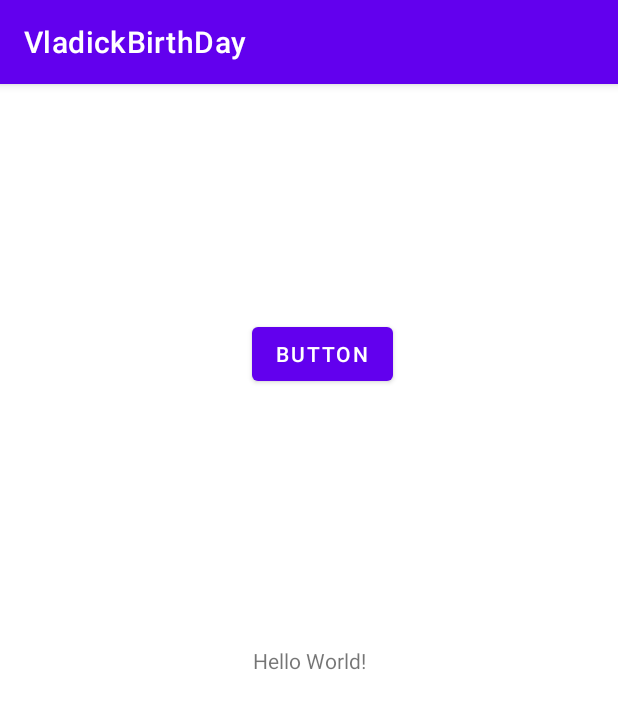
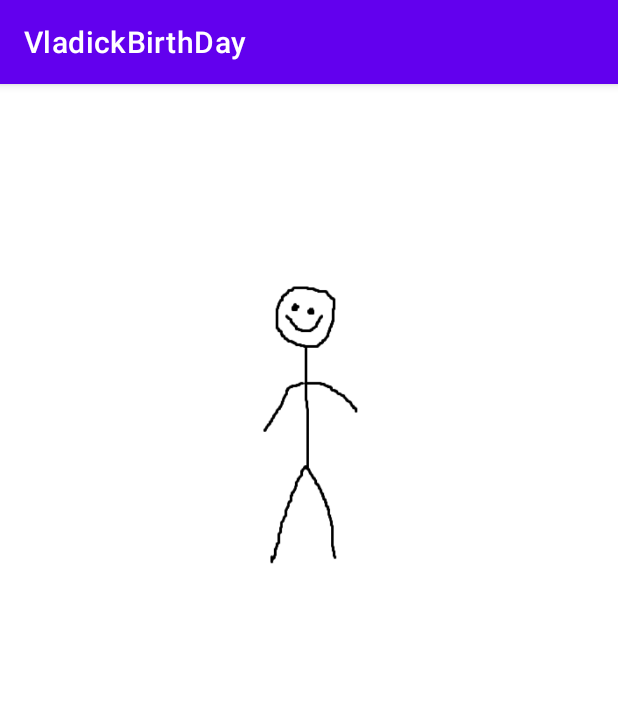
Before and after one commit to GUZLIKE/VladickBirthDay, an Android app: the screen it shows after launch (MainActivity), on a phone screen of 412 x 824 dp. Shown: the top 709 px of the screen. Run offline under Robolectric (Android 15) with nearby library versions, the phone set to English and light mode, and no system bars.

Commit message:
ADDED PICTURE & TOAST

```diff
--- a/app/src/main/java/ru/guzlik/vladickbirthday/MainActivity.java
+++ b/app/src/main/java/ru/guzlik/vladickbirthday/MainActivity.java
@@ -3,18 +3,32 @@ package ru.guzlik.vladickbirthday;
 import androidx.appcompat.app.AppCompatActivity;
 
 import android.os.Bundle;
+import android.view.Gravity;
+import android.view.View;
+import android.widget.Toast;
 
 public class MainActivity extends AppCompatActivity {
+
+
+    View mainView;
 
     @Override
     protected void onCreate(Bundle savedInstanceState) {
         super.onCreate(savedInstanceState);
         setContentView(R.layout.activity_main);
+        showText(mainView);
+
+
+
+
     }
 
 
-    public static void hello(){
-        System.out.printf("asdsadfdga");
-        int i = 0;
+    public void showText(View view) {
+        Toast.makeText(this, "О! ЗДАРОВА ЧЕЛИК! ТУТ КОРОЧЕ НАДО ОДНОГО ЧУВАКА СОБРАТЬ" +
+                "ПОШЛИ, ПОМОЖЕШЬ!", Toast.LENGTH_LONG).show();
     }
+
+
+
 }
--- a/app/src/main/res/layout/activity_main.xml
+++ b/app/src/main/res/layout/activity_main.xml
@@ -6,23 +6,15 @@
     android:layout_height="match_parent"
     tools:context=".MainActivity">
 
-    <TextView
-        android:layout_width="wrap_content"
-        android:layout_height="wrap_content"
-        android:text="Hello World!"
-        app:layout_constraintBottom_toBottomOf="parent"
+    <ImageView
+        android:id="@+id/imageView"
+        android:layout_width="95dp"
+        android:layout_height="245dp"
+        android:layout_marginStart="158dp"
+        android:layout_marginTop="104dp"
+        android:layout_marginEnd="158dp"
         app:layout_constraintEnd_toEndOf="parent"
         app:layout_constraintStart_toStartOf="parent"
-        app:layout_constraintTop_toTopOf="parent" />
-
-    <Button
-        android:id="@+id/button"
-        android:layout_width="wrap_content"
-        android:layout_height="wrap_content"
-        android:layout_marginStart="168dp"
-        android:layout_marginTop="156dp"
-        android:text="Button"
-        app:layout_constraintStart_toStartOf="parent"
-        app:layout_constraintTop_toTopOf="parent" />
-
+        app:layout_constraintTop_toTopOf="parent"
+        app:srcCompat="@drawable/creature" />
 </androidx.constraintlayout.widget.ConstraintLayout>
```
Also changed, not shown: app/src/main/res/drawable/creature.png (added).
